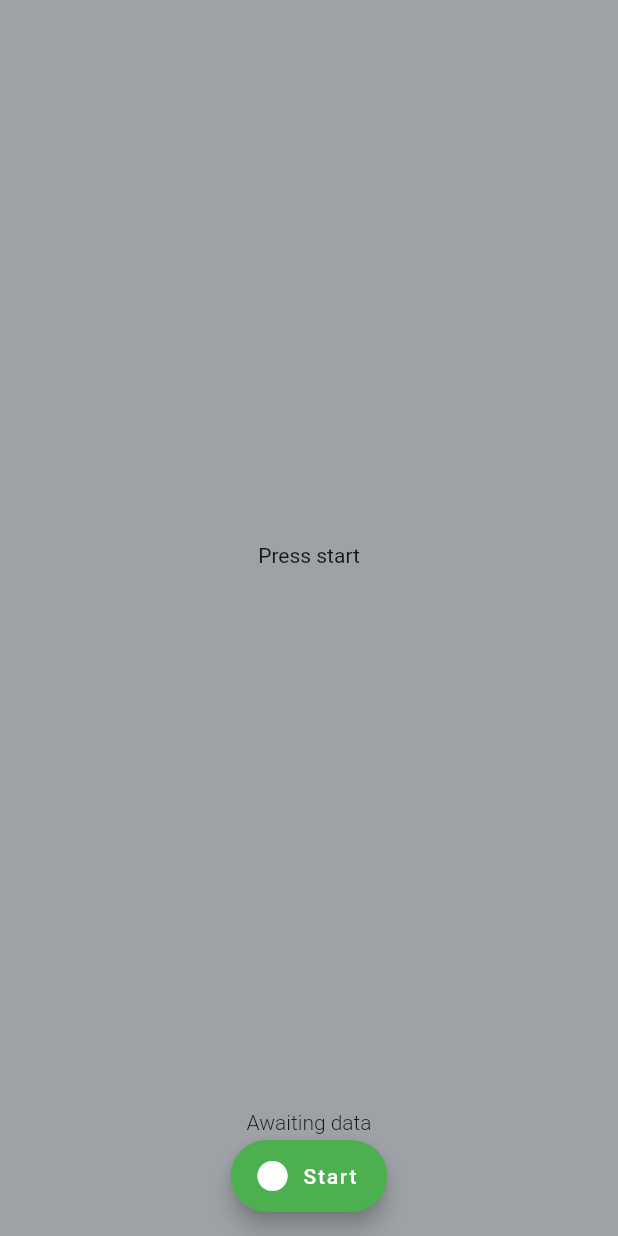
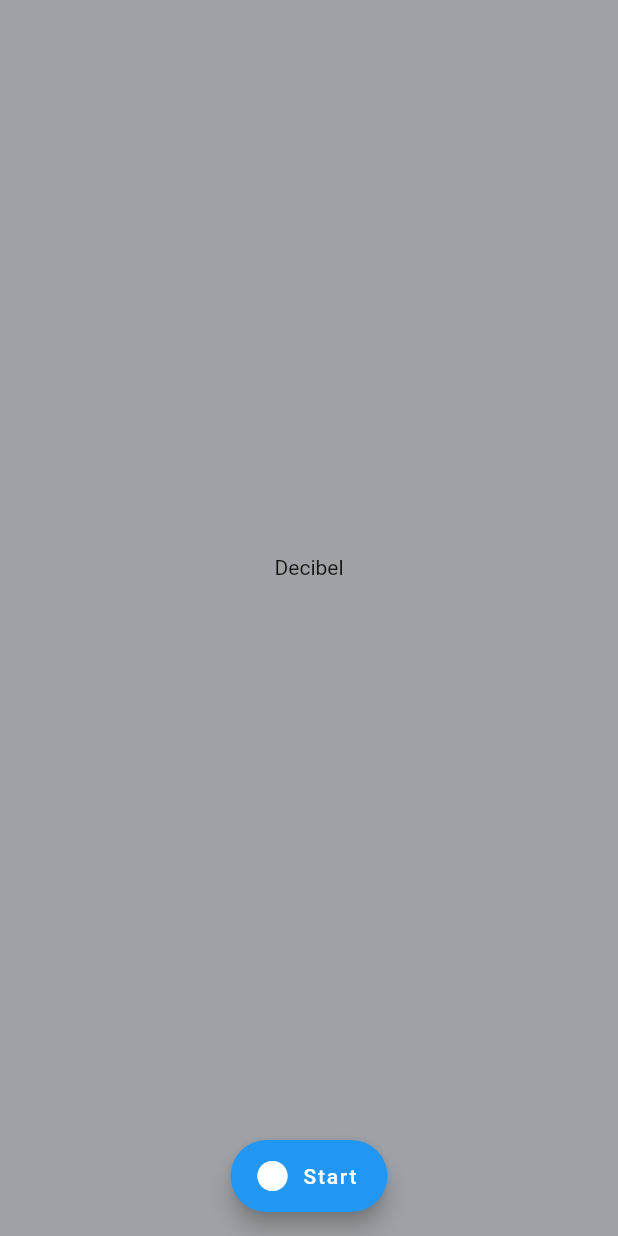
Before and after one commit to gudrian1/decibel_chomeur, a Flutter app: the NoiseListen screen opened directly, on a phone screen of 412 x 824 dp. Run offline on Flutter 3.47's test engine with Material 2 defaults, Android fonts, the phone set to English and light mode, and no system bars; our stand-ins replace syncfusion_flutter_gauges; missing offline and left inert: noise_meter.

Commit message:
Update noise_listen.dart
Modification de la méthode build affichant les dB

```diff
--- a/lib/Enregistrement/noise_listen.dart
+++ b/lib/Enregistrement/noise_listen.dart
@@ -73,7 +73,6 @@ class _NoiseListenState extends State<NoiseListen> {
         label: Text(_isRecording ? 'Stop' : 'Start'),
         onPressed: _isRecording ? stop : start,
         icon: !_isRecording ? Icon(Icons.circle) : null,
-        backgroundColor: _isRecording ? Colors.red : Colors.green,
       ),
       body: Container(
         child: Column(
@@ -82,17 +81,10 @@ class _NoiseListenState extends State<NoiseListen> {
               flex: 2,
               child: Center(
                 child: Text(
-                  maxDB != null ? maxDB!.toStringAsFixed(2) : 'Press start',
+                  meanDB != null ? meanDB!.toStringAsFixed(2) : 'Decibel',
                 ),
               ),
             ),
-            Text(
-              meanDB != null
-                  ? 'Mean: ${meanDB!.toStringAsFixed(2)}'
-                  : 'Awaiting data',
-              style: TextStyle(fontWeight: FontWeight.w300, fontSize: 14),
-            ),
-
             SizedBox(
               height: 68,
             ),
```
